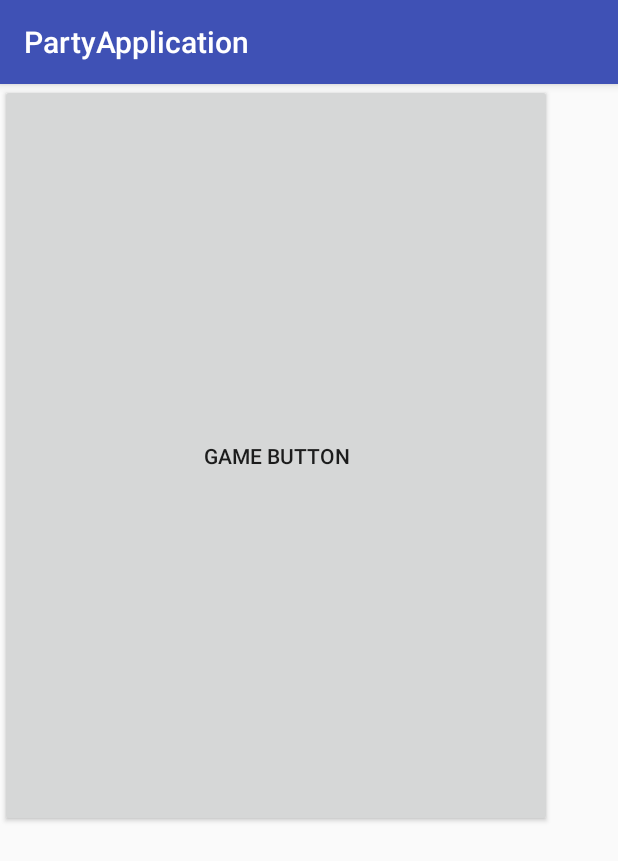
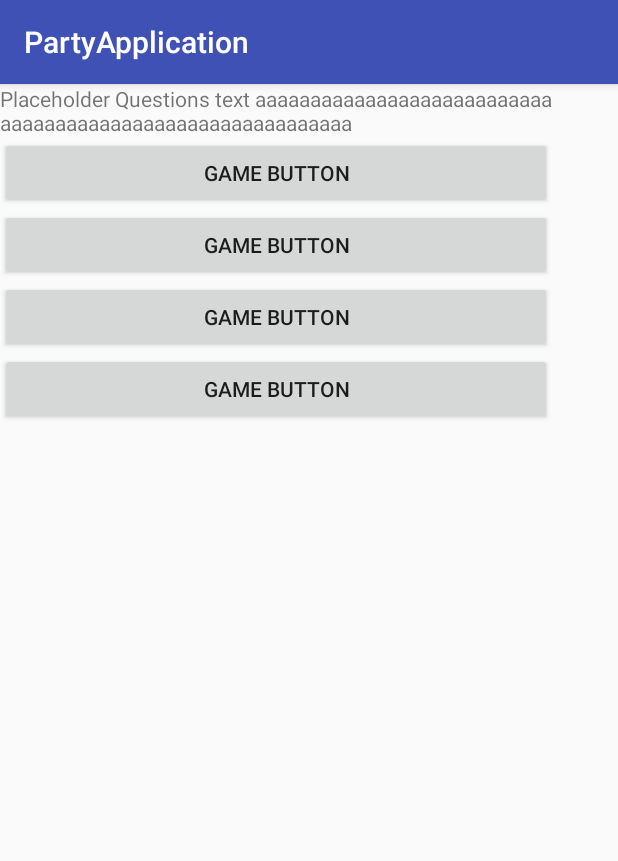
Before and after one commit to siffer2/PartyApplication, an Android app: the GameActivity screen opened directly, with no data from a screen before it, on a phone screen of 412 x 824 dp. Shown: the top 861 px of the screen. Run offline under Robolectric (Android 15) with nearby library versions, the phone set to English and light mode, and no system bars.

Commit message:
Trying to get git to work

```diff
--- a/app/src/main/java/com/example/user/partyapplication/Game.java
+++ b/app/src/main/java/com/example/user/partyapplication/Game.java
@@ -38,9 +38,11 @@ public class Game extends AppCompatActivity {
 
     //Fills out the activity queue
     public void generateActivities(){
+        activities.add(new GameActivity());
+        activities.add(new GameActivity());
         activities.add(new GameDrawingActivity());
-        //activities.add(new GameActivity());
-        //activities.add(new GameActivity());
+        activities.add(new GameActivity());
+
     }
 
     //Updates gameState, should check wether the activity queu contains values or not
--- a/app/src/main/java/com/example/user/partyapplication/MainMenuActivity.java
+++ b/app/src/main/java/com/example/user/partyapplication/MainMenuActivity.java
@@ -21,9 +21,4 @@ public class MainMenuActivity extends UpdatableActivity {
         nextActivity();
         //finish();
     }
-
-    @Override
-    public void updateActivity() {
-
-    }
 }
--- a/app/src/main/java/com/example/user/partyapplication/UpdatableActivity.java
+++ b/app/src/main/java/com/example/user/partyapplication/UpdatableActivity.java
@@ -9,36 +9,31 @@ import android.util.Log;
 public abstract class UpdatableActivity extends AppCompatActivity {
 
     public String string = new String("Hello");
-    UpdaterApplication app;
-    //Lasse's code from here on out
-    //protected static Activity thisActivity;
+    protected static Activity thisActivity;
     protected static Game game = new Game();
 
     public UpdatableActivity(){
     }
 
-    //Denne funktion skal returnere currentActivity fra UpdaterApplication.
     public Activity getThisActivity() {
-        return app.getUpdatable();
+        return thisActivity;
     }
-    /*
+
     public void setThisActivity(Activity thisActivity) {
         this.thisActivity = thisActivity;
     }
-    */
+
     public void loadActivity(Activity currentActivity, Class NextActivity){
         Intent intent = new Intent(currentActivity, NextActivity);
         startActivity(intent);
     }
 
     public void nextActivity(){
-        //this.setThisActivity(this);
+        this.setThisActivity(this);
         Class NextActivity = game.nextActivity();
         if(NextActivity!=null){
             Log.d("bammelam","Næste aktivitet indlæses");
-            Log.d("aktivitet", "Nuværende aktivitet:"+app.getUpdatable().string);
-            loadActivity(app.getUpdatable()  //getThisActivity()
-                    , NextActivity);
+            loadActivity(getThisActivity(), NextActivity);
         }
         else{
             Log.d("bammelam","Returnerer til menuen");
@@ -46,23 +41,9 @@ public abstract class UpdatableActivity extends AppCompatActivity {
         }
     }
 
-    //End of Lasse's code
-    public final void updateActivityFromBgThread() {
-        runOnUiThread(new Runnable() {
-            @Override
-            public void run() {
-                updateActivity();
-            }});
-    }
-
-    public abstract void updateActivity();
-
     @Override
     protected void onStart() {
         super.onStart();
-        app = (UpdaterApplication)getApplication();
-        app.setUpdatable(this);
-        Log.d("aktivitet", "currentactivity er" + app.getUpdatable());
         //Log.d("aktivitet", "currentactivity er" + ((UpdaterApplication) getApplication()).getUpdatable());
         Log.d("aktivitet", "Aktiviteter:"+game.activities.toString());
 
@@ -70,8 +51,6 @@ public abstract class UpdatableActivity extends AppCompatActivity {
 
     @Override
     protected void onStop() {
-        //app = (UpdaterApplication)getApplication();
-        //app.setUpdatable(null);
         super.onStop();
     }
 }
--- a/app/src/main/java/com/example/user/partyapplication/UpdaterApplication.java
+++ b/app/src/main/java/com/example/user/partyapplication/UpdaterApplication.java
@@ -23,17 +23,18 @@ public class UpdaterApplication extends Application
     public synchronized UpdatableActivity getUpdatable(){
         return currentActivity;
     }
+    /*
     private synchronized void updateCurrentActivity() {
         if (currentActivity != null)
             currentActivity.updateActivityFromBgThread();
     }
-
+    */
     private void loadDataFromServer() {
         // ...
         // load data from server
         // ...
 
-        updateCurrentActivity();
+        //updateCurrentActivity();
     }
 
     public void onCreate() {
--- a/app/src/main/res/layout/activity_game.xml
+++ b/app/src/main/res/layout/activity_game.xml
@@ -10,15 +10,44 @@
         android:id="@+id/linearLayout1"
         android:layout_width="368dp"
         android:layout_height="495dp"
-        android:orientation="horizontal"
+        android:orientation="vertical"
         android:layout_weight="0"
         tools:layout_editor_absoluteY="8dp"
         tools:layout_editor_absoluteX="8dp">
 
+        <TextView
+            android:id="@+id/text_view_id"
+            android:layout_height="wrap_content"
+            android:layout_width="wrap_content"
+            android:text="Placeholder Questions text aaaaaaaaaaaaaaaaaaaaaaaaaaaaaaaaaaaaaaaaaaaaaaaaaaaaaaaaaaa" />
         <Button
-            android:id="@+id/button8"
+            android:id="@+id/button1"
             android:layout_width="match_parent"
-            android:layout_height="match_parent"
+            android:layout_height="wrap_content"
+            android:layout_weight="0"
+            android:text="Game Button"
+            android:onClick="nextGame"
+            />
+        <Button
+            android:id="@+id/button2"
+            android:layout_width="match_parent"
+            android:layout_height="wrap_content"
+            android:layout_weight="0"
+            android:text="Game Button"
+            android:onClick="nextGame"
+            />
+        <Button
+            android:id="@+id/button3"
+            android:layout_width="match_parent"
+            android:layout_height="wrap_content"
+            android:layout_weight="0"
+            android:text="Game Button"
+            android:onClick="nextGame"
+            />
+        <Button
+            android:id="@+id/button4"
+            android:layout_width="match_parent"
+            android:layout_height="wrap_content"
             android:layout_weight="0"
             android:text="Game Button"
             android:onClick="nextGame"
--- a/app/src/main/res/layout/activity_game_drawing.xml
+++ b/app/src/main/res/layout/activity_game_drawing.xml
@@ -12,4 +12,10 @@
         android:layout_width="match_parent"
         android:layout_height="match_parent" />
 
+    <Button
+        android:id="@+id/button_id"
+        android:layout_height="wrap_content"
+        android:layout_width="wrap_content"
+        android:text="Hello"
+        android:onClick="nextGame"/>
 </android.support.constraint.ConstraintLayout>
```
Also changed, not shown: app/src/main/AndroidManifest.xml (+0 -13 lines), app/src/main/java/com/example/user/partyapplication/GameActivity.java (+1 -6 lines), app/src/main/java/com/example/user/partyapplication/GameDrawingActivity.java (+11 -4 lines), app/src/main/java/com/example/user/partyapplication/MainActivity.java (deleted, +0 -37 lines), app/src/main/res/layout/activity_main.xml (deleted, +0 -33 lines), app/src/main/res/layout/content_main.xml (deleted, +0 -11 lines).
